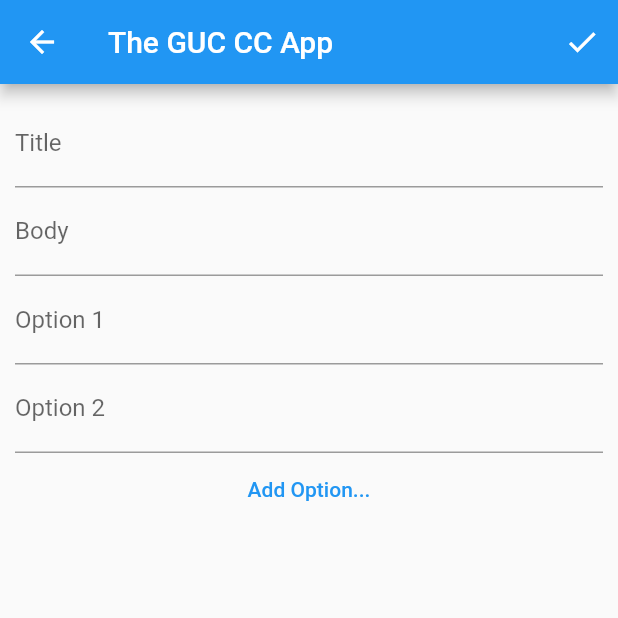
After one commit to hagar-yasser/The_GUC_CC_App, a Flutter app: the screen it shows once a user with an empty profile is signed in, after a tap on "vote", on a phone screen of 412 x 824 dp, the top half of it. The commit adds this screen. Run offline on Flutter 3.47's test engine with Material 2 defaults, Android fonts, the light colour scheme and no system bars; our stand-ins replace cloud_firestore, firebase_auth, firebase_core, rounded_loading_button; accounts and stored records are empty.

Commit message:
voting/normal post  form +part of post card

```diff
--- /dev/null
+++ b/lib/AddVotingPost.dart
@@ -0,0 +1,130 @@
+import 'package:flutter/material.dart';
+import 'package:cloud_firestore/cloud_firestore.dart';
+
+class VotingPostForm extends StatefulWidget {
+  const VotingPostForm({Key? key}) : super(key: key);
+  static const VotingPostFormRoute = "/VotingPostForm";
+
+  @override
+  _VotingPostFormState createState() => _VotingPostFormState();
+}
+
+class _VotingPostFormState extends State<VotingPostForm> {
+  TextEditingController title = TextEditingController();
+  TextEditingController body = TextEditingController();
+  // TextEditingController option1 = TextEditingController();
+  // TextEditingController option2 = TextEditingController();
+  var moreOptions = false;
+  List<TextField> TextFields = [
+    TextField(
+      decoration: InputDecoration(labelText: "Option 1"),
+      controller: TextEditingController(),
+    ),
+    TextField(
+      decoration: InputDecoration(labelText: "Option 2"),
+      controller: TextEditingController(),
+    ),
+  ];
+
+  CollectionReference posts = FirebaseFirestore.instance.collection("posts");
+  var isloading = false;
+  Map<String, String> addOptions() {
+    return {for (var option in TextFields) option.controller!.text: ""};
+  }
+
+  Future<void> AddPost(String t, String b, bool v, Map<String, String> options) {
+    return posts.add({
+      'title': t,
+      'body': b,
+      'date': Timestamp.now(),
+      'vote': v,
+      'options': options
+    }).then((value) {
+      print(value);
+    }).catchError((onError) {
+      print(onError);
+    });
+  }
+
+  @override
+  Widget build(BuildContext context) {
+    return Scaffold(
+        appBar: AppBar(
+          title: Text("The GUC CC App"),
+          actions: [
+            IconButton(
+                onPressed: () {
+                  setState(() {
+                    isloading = true;
+                  });
+
+                  var response =
+                      AddPost(title.text, body.text, true, addOptions())
+                          .then((_) {
+                    setState(() {
+                      title.clear();
+                      body.clear();
+                      isloading = false;
+                      Navigator.of(context).pop();
+                    });
+                  }).catchError((onError) {
+                    return showDialog<Null>(
+                        context: context,
+                        builder: (ctx) => AlertDialog(
+                              title: const Text("An error occurred !"),
+                              content: Text(onError.toString()),
+                              actions: [
+                                TextButton(
+                                    onPressed: () {
+                                      Navigator.of(ctx).pop();
+                                    },
+                                    child: const Text('Okay'))
+                              ],
+                            ));
+                  });
+                },
+                icon: Icon(Icons.check,),)
+          ],
+        ),
+        body: isloading
+            ? Center(
+                child: CircularProgressIndicator(),
+              )
+            : SingleChildScrollView(
+              padding: EdgeInsets.all(10),
+
+                physics: ScrollPhysics(),
+                child: Column(
+                  children: [
+                    TextField(
+                      decoration: InputDecoration(labelText: "Title"),
+                      controller: title,
+                    ),
+                    TextField(
+                      decoration: InputDecoration(labelText: "Body"),
+                      controller: body,
+                    ),
+                    ListView.builder(
+                        physics: NeverScrollableScrollPhysics(),
+                        shrinkWrap: true,
+                        itemCount: TextFields.length,
+                        itemBuilder: (context, indx) {
+                          return TextFields[indx];
+                        }),
+                    TextButton(
+                        onPressed: () {
+                          setState(() {
+                            var c = TextFields.length + 1;
+                            var o = "Option " + c.toString();
+                            TextFields.add(TextField(
+                              decoration: InputDecoration(labelText: o),
+                              controller: TextEditingController(),
+                            ));
+                          });
+                        },
+                        child: Text("Add Option...")),
+                  ],
+                ),
+              ));
+  }
+}
--- a/lib/Wrapper.dart
+++ b/lib/Wrapper.dart
@@ -43,13 +43,35 @@ class _WrapperState extends State<Wrapper> {
               //YOU WILL KNOW THE USER TYPE AND OTHER INFO SUCH AS THE SAVED POSTS IDS SUPPOSEDLY
               return Scaffold(
                   body: Center(
-                child: ElevatedButton(
-                  child: Text("Log Out"),
-                  onPressed: () {
-                    authProvider.signOut();
-                  },
+                    child: Column(
+                      mainAxisAlignment: MainAxisAlignment.center,
+                      children: [
+                ElevatedButton(
+                    child: Text("Log Out"),
+                    onPressed: () {
+                      authProvider.signOut();
+                    },
                 ),
-              ));
+                ElevatedButton(
+                    child: Text("normal"),
+                    onPressed: () {
+                      Navigator.of(context).pushNamed("/NormalPostForm");
+                    },
+                ),
+                ElevatedButton(
+                    child: Text("vote"),
+                    onPressed: () {
+                      Navigator.of(context).pushNamed("/VotingPostForm");
+                    },
+                ),
+                ElevatedButton(
+                    child: Text("post card"),
+                    onPressed: () {
+                      Navigator.of(context).pushNamed("/PostCard");
+                    },
+                ),
+              ]),
+                  ));
             } else {
               print("user from wrapper " + user.toString());
               return Signing();
--- a/lib/main.dart
+++ b/lib/main.dart
@@ -4,6 +4,9 @@ import 'package:provider/provider.dart';
 import 'package:the_guc_cc_app/Signing.dart';
 import 'package:the_guc_cc_app/Wrapper.dart';
 import 'package:the_guc_cc_app/authorization/Auth.dart';
+import 'AddNormalPostForm.dart';
+import 'AddVotingPost.dart';
+import 'PostCard.dart';
 
 void main() async {
   WidgetsFlutterBinding.ensureInitialized();
@@ -23,6 +26,10 @@ class MyApp extends StatelessWidget {
       ],
       child: MaterialApp(routes: {
         Signing.routeName: (context) => Signing(),
+        //reem and donia
+        NormalPostForm.NormalPostFormRoute:(context)=> NormalPostForm(),
+        VotingPostForm.VotingPostFormRoute:(context)=> VotingPostForm(),
+        PostCard.PostCardRoute: (context) => PostCard()
       }, title: 'The GUC CC App', home: Wrapper()),
     );
   }
```
Also changed, not shown: lib/AddNormalPostForm.dart (added, +89 -0 lines), lib/PostCard.dart (added, +104 -0 lines), pubspec.lock.
